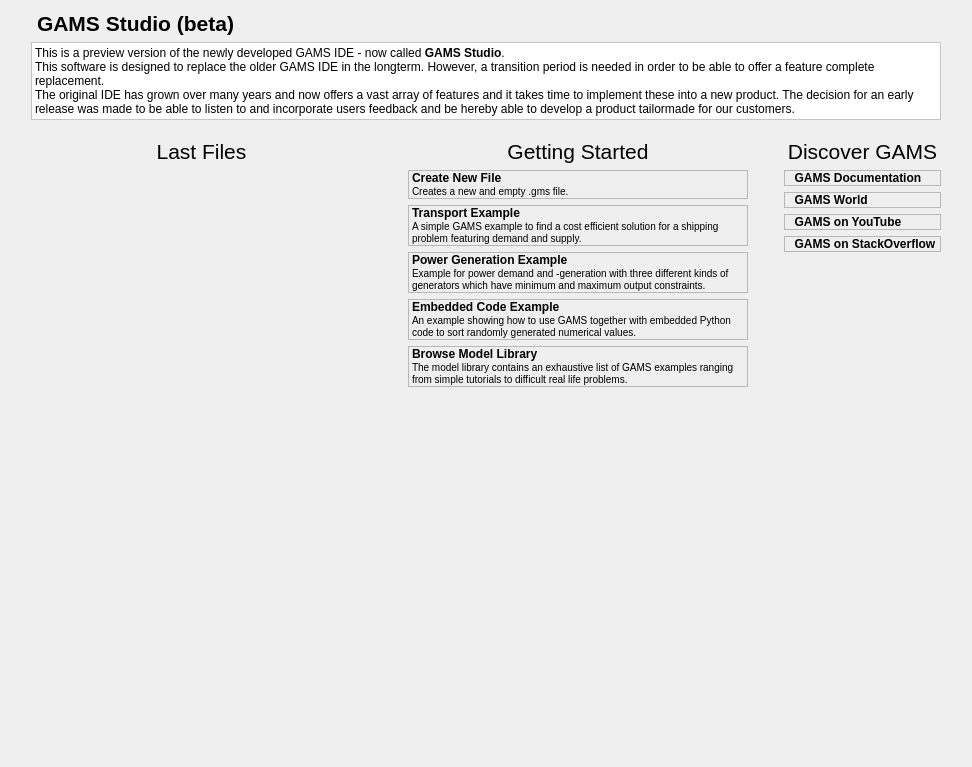
This is src/welcomepage.ui in GAMS-dev/studio as Qt 5 draws it before an edit. The edited form follows.
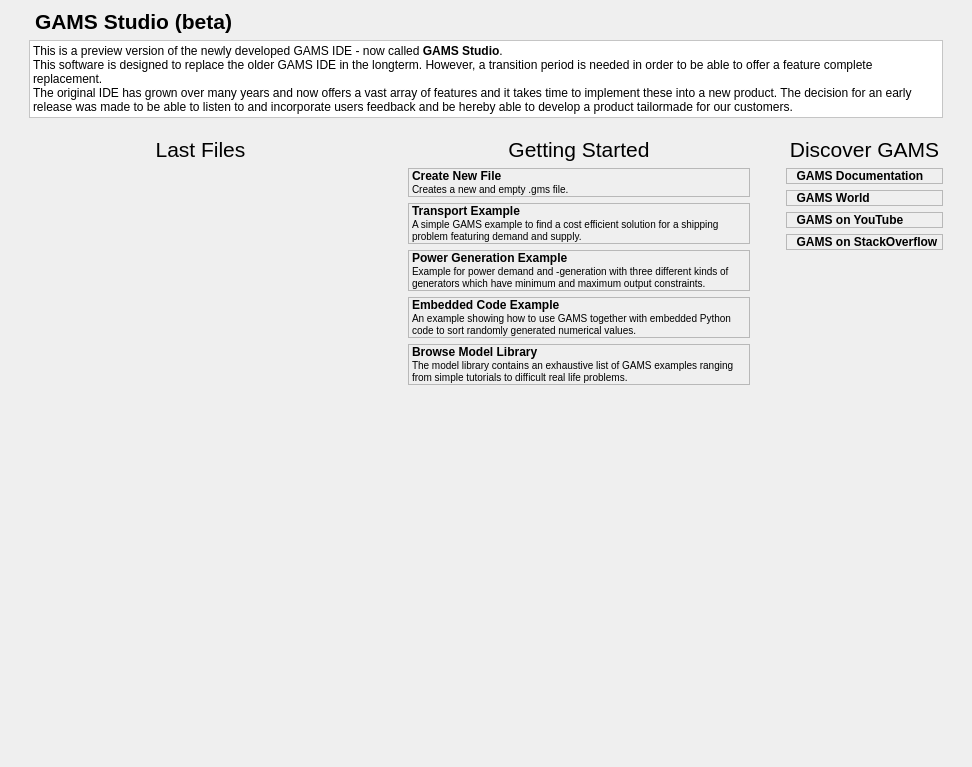
This is the edited form. Icons and pictures are not drawn. Custom widgets are drawn as their Qt base class.

Commit message: better resizing with scrollbars

```diff
--- a/src/welcomepage.ui
+++ b/src/welcomepage.ui
@@ -32,6 +32,24 @@
    <string notr="true"/>
   </property>
   <layout class="QVBoxLayout" name="verticalLayout">
+   <property name="spacing">
+    <number>6</number>
+   </property>
+   <property name="sizeConstraint">
+    <enum>QLayout::SetNoConstraint</enum>
+   </property>
+   <property name="leftMargin">
+    <number>9</number>
+   </property>
+   <property name="topMargin">
+    <number>9</number>
+   </property>
+   <property name="rightMargin">
+    <number>9</number>
+   </property>
+   <property name="bottomMargin">
+    <number>9</number>
+   </property>
    <item>
     <layout class="QVBoxLayout" name="vl_parent">
      <property name="sizeConstraint">
@@ -109,6 +127,9 @@
      </item>
      <item>
       <layout class="QHBoxLayout" name="hl_children">
+       <property name="sizeConstraint">
+        <enum>QLayout::SetNoConstraint</enum>
+       </property>
        <property name="rightMargin">
         <number>0</number>
        </property>
@@ -268,6 +289,12 @@
              <verstretch>0</verstretch>
             </sizepolicy>
            </property>
+           <property name="minimumSize">
+            <size>
+             <width>210</width>
+             <height>0</height>
+            </size>
+           </property>
            <property name="frameShape">
             <enum>QFrame::NoFrame</enum>
            </property>
@@ -286,6 +313,18 @@
               <height>537</height>
              </rect>
             </property>
+            <property name="sizePolicy">
+             <sizepolicy hsizetype="MinimumExpanding" vsizetype="Preferred">
+              <horstretch>0</horstretch>
+              <verstretch>0</verstretch>
+             </sizepolicy>
+            </property>
+            <property name="minimumSize">
+             <size>
+              <width>0</width>
+              <height>0</height>
+             </size>
+            </property>
             <layout class="QVBoxLayout" name="verticalLayout_3">
              <property name="leftMargin">
               <number>0</number>
```
